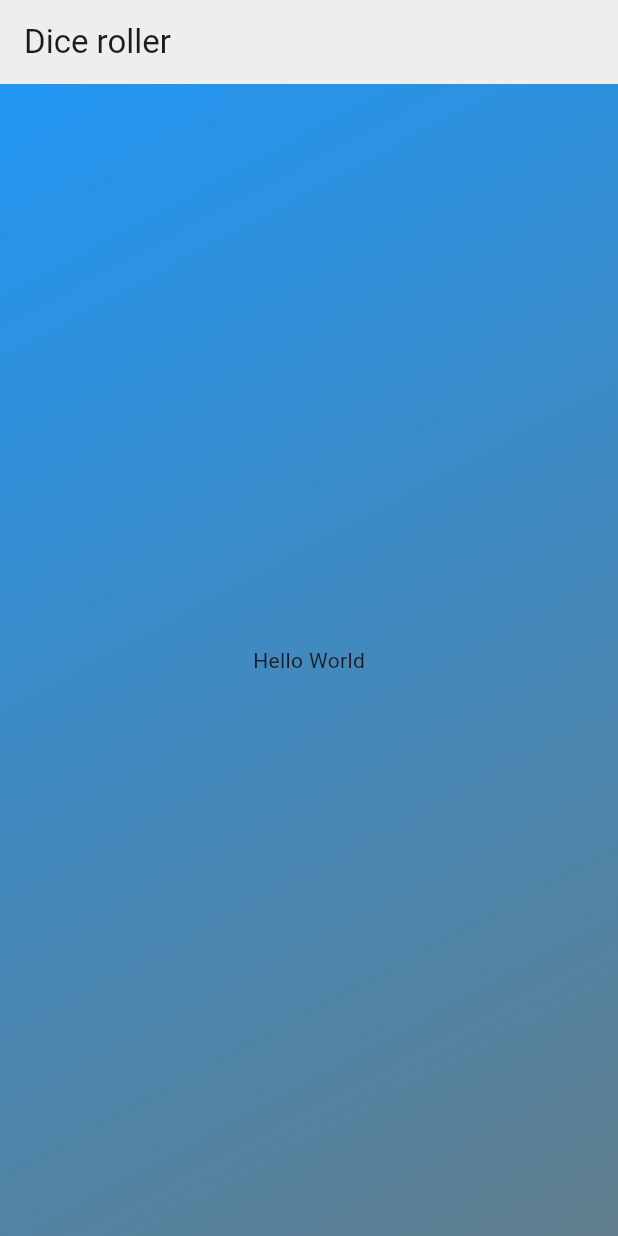
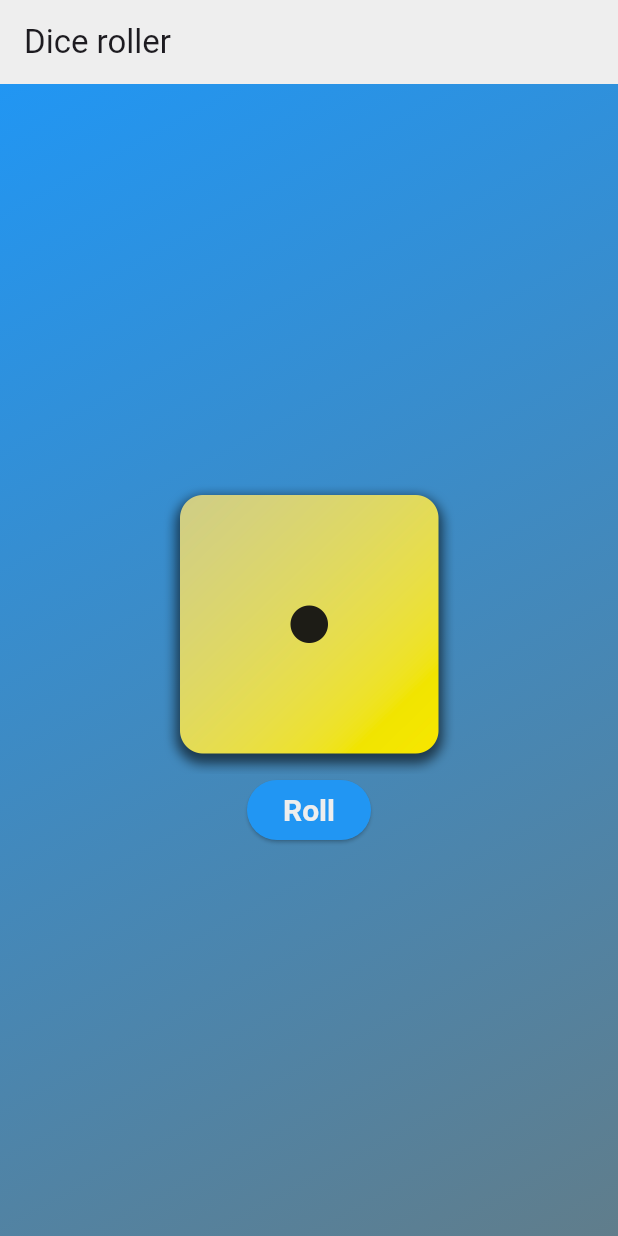
Before and after one commit to edharcourt/dice_roll_in_class, a Flutter app: the screen it shows after launch, on a phone screen of 412 x 824 dp. Run offline on Flutter 3.47's test engine with Material 3 defaults, Android fonts, the light colour scheme and no system bars.

Commit message:
finished step-04, now move on to step-05

```diff
--- a/lib/dice_container.dart
+++ b/lib/dice_container.dart
@@ -1,4 +1,5 @@
 // dice_container.dart
+import 'package:dice_roll_in_class/dice_roller.dart';
 import 'package:flutter/material.dart';
 
 class DiceContainer extends StatelessWidget {
@@ -22,7 +23,7 @@ class DiceContainer extends StatelessWidget {
         ),
       ),
       child: const Center(
-        child: Text('Hello World'),
+        child: DiceRoller(),
       ),
     );
   }
--- /dev/null
+++ b/lib/dice_roller.dart
@@ -0,0 +1,32 @@
+import 'package:flutter/material.dart';
+
+class DiceRoller extends StatelessWidget {
+  const DiceRoller({super.key});
+
+  final String curr_image = 'assets/images/dice-1.png';
+
+  @override
+  Widget build(BuildContext context) {
+    return Column(
+      mainAxisSize: MainAxisSize.min,
+      children: [
+        Image.asset(
+          curr_image,
+          width: 200,
+        ),
+        ElevatedButton(
+          onPressed: () {},
+          style: ElevatedButton.styleFrom(
+            foregroundColor: Colors.grey[200],
+            backgroundColor: Colors.blue,
+            textStyle: const TextStyle(
+              fontSize: 20,
+              fontWeight: FontWeight.bold,
+            ),
+          ),
+          child: const Text('Roll'),
+        ),
+      ],
+    );
+  }
+}
```
Also changed, not shown: pubspec.yaml (+7 -4 lines), assets/images/dice-1.png (added), assets/images/dice-2.png (added), assets/images/dice-3.png (added), assets/images/dice-4.png (added), assets/images/dice-5.png (added), assets/images/dice-6.png (added).
